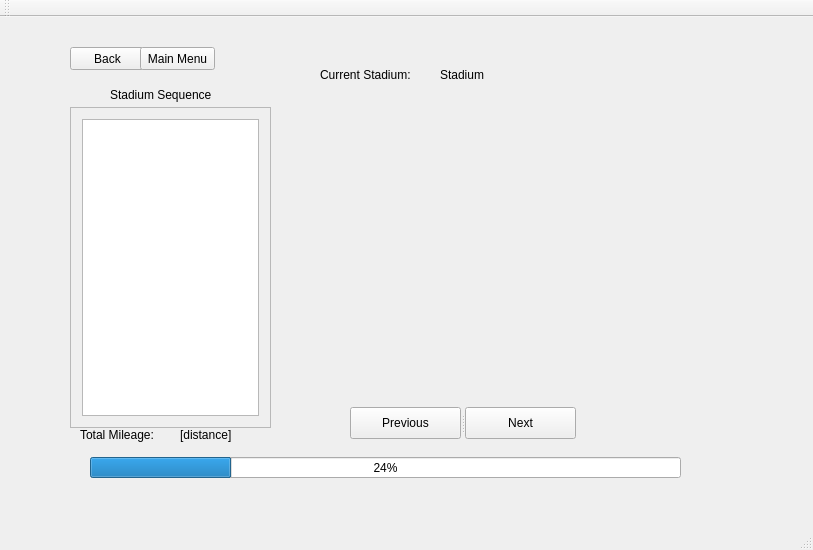
Old version of the form cs1dproject/mainwindow.ui in the repository AustinVaday/CS1D-Class-Project-2.
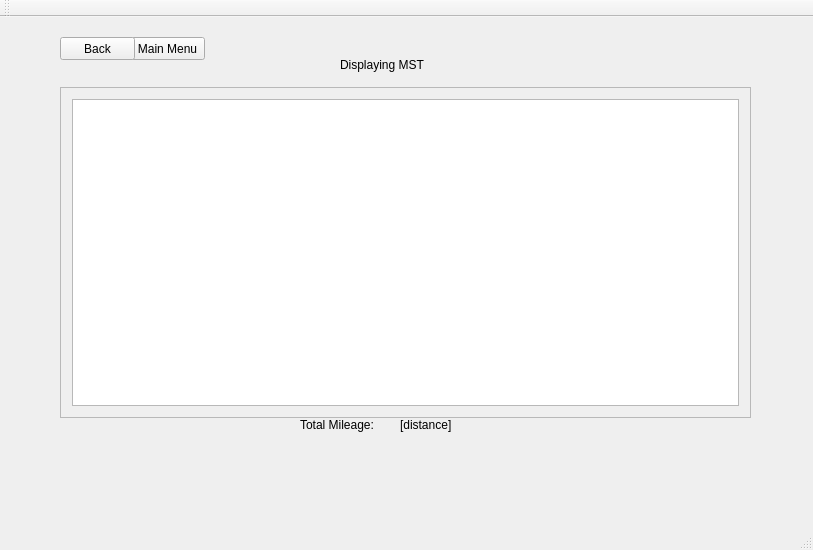
New version of the form.

Commit message: Added GUI structure for MST. Will add functionality tomorrow.

Diff of the .ui file:
```diff
--- a/cs1dproject/mainwindow.ui
+++ b/cs1dproject/mainwindow.ui
@@ -36,7 +36,7 @@
      </rect>
     </property>
     <property name="currentIndex">
-     <number>5</number>
+     <number>6</number>
     </property>
     <widget class="QWidget" name="page_mainMenu">
      <widget class="QWidget" name="layoutWidget">
@@ -786,6 +786,108 @@
       </property>
      </widget>
     </widget>
+    <widget class="QWidget" name="page_MST">
+     <widget class="QLabel" name="label_12">
+      <property name="geometry">
+       <rect>
+        <x>290</x>
+        <y>20</y>
+        <width>111</width>
+        <height>16</height>
+       </rect>
+      </property>
+      <property name="text">
+       <string>Displaying MST</string>
+      </property>
+     </widget>
+     <widget class="QPushButton" name="button_backMainMenuMST">
+      <property name="geometry">
+       <rect>
+        <x>80</x>
+        <y>0</y>
+        <width>75</width>
+        <height>23</height>
+       </rect>
+      </property>
+      <property name="text">
+       <string>Main Menu</string>
+      </property>
+     </widget>
+     <widget class="QPushButton" name="button_backMST">
+      <property name="geometry">
+       <rect>
+        <x>10</x>
+        <y>0</y>
+        <width>75</width>
+        <height>23</height>
+       </rect>
+      </property>
+      <property name="text">
+       <string>Back</string>
+      </property>
+     </widget>
+     <widget class="QLabel" name="label_customTripDistanceTravelled_2">
+      <property name="geometry">
+       <rect>
+        <x>350</x>
+        <y>380</y>
+        <width>101</width>
+        <height>16</height>
+       </rect>
+      </property>
+      <property name="text">
+       <string>[distance]</string>
+      </property>
+     </widget>
+     <widget class="QScrollArea" name="scrollArea_4">
+      <property name="geometry">
+       <rect>
+        <x>10</x>
+        <y>50</y>
+        <width>691</width>
+        <height>331</height>
+       </rect>
+      </property>
+      <property name="widgetResizable">
+       <bool>true</bool>
+      </property>
+      <widget class="QWidget" name="scrollAreaWidgetContents_5">
+       <property name="geometry">
+        <rect>
+         <x>0</x>
+         <y>0</y>
+         <width>689</width>
+         <height>329</height>
+        </rect>
+       </property>
+       <layout class="QGridLayout" name="gridLayout_5">
+        <item row="0" column="0">
+         <widget class="QListWidget" name="listWidget_customTripSequence_2"/>
+        </item>
+       </layout>
+      </widget>
+     </widget>
+     <widget class="QLabel" name="label_fixed_7">
+      <property name="geometry">
+       <rect>
+        <x>250</x>
+        <y>380</y>
+        <width>131</width>
+        <height>16</height>
+       </rect>
+      </property>
+      <property name="text">
+       <string>Total Mileage: </string>
+      </property>
+     </widget>
+     <zorder>label_12</zorder>
+     <zorder>button_backMainMenuMST</zorder>
+     <zorder>button_backMST</zorder>
+     <zorder>label_customTripDistanceTravelled_2</zorder>
+     <zorder>scrollArea_4</zorder>
+     <zorder>label_fixed_7</zorder>
+     <zorder>listWidget_customTripSequence_2</zorder>
+    </widget>
     <widget class="QWidget" name="page_planATrip1">
      <widget class="QTextBrowser" name="textBrowser">
       <property name="geometry">
```
Left out of the diff: 7 changed lines with no effect on the pictures. The commit also changes 2 other files.
